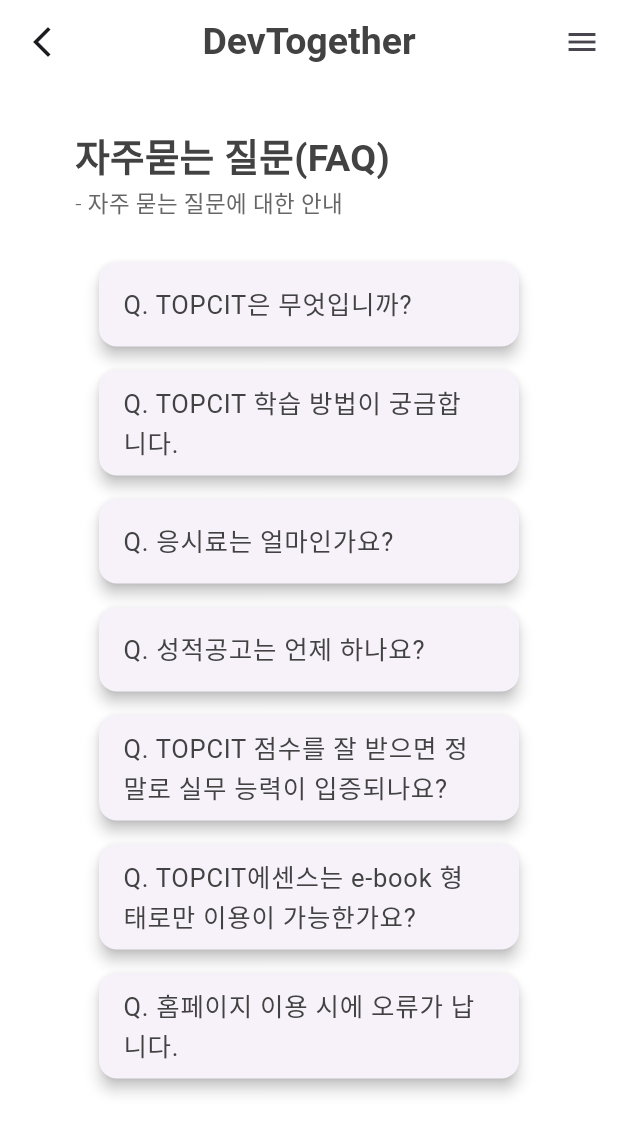
After one commit to YonginUniv-AI-Service-LAB/YIU-AISL-DevTogether-App, a Flutter app: the FaqScreen screen opened directly, on a phone screen of 412 x 824 dp. The commit adds this screen. Shown: the top 1133 px of the screen. Run offline on Flutter 3.47's test engine with Material 3 defaults, Android fonts, the phone set to English and light mode, and no system bars; our stand-ins replace animated_custom_dropdown; Roboto replaces fonts that are missing (Pretendard); statements that could not run were skipped.

Commit message:
feat: 슬라이드 메뉴 및 FAQ 화면 제작

```diff
--- /dev/null
+++ b/lib/data/Faq.dart
@@ -0,0 +1,43 @@
+class Faq {
+  int? id;
+  String header;
+  String body;
+  bool expanded = false;
+
+  Faq(this.header, this.body, {this.expanded = false, this.id});
+}
+
+List<Faq> generateFaq(int numberOfFaq) {
+  return List.generate(numberOfFaq, (index) => Faq(list[index].header, list[index].body, id: index));
+}
+
+List<Faq> list = [
+  Faq(
+    'TOPCIT은 무엇입니까?',
+    'ICT산업 종사자 및 SW개발자가 현장에서의 업무를 성공적으로 수행하는데 요구되는 핵심 역량을 진단하고 평가하는 수행형 테스트입니다.'
+  ),
+  Faq(
+      'TOPCIT 학습 방법이 궁금합니다.',
+      'TOPCIT은 대학교의 컴퓨터공학 관련 교육과정을 토대로 ICT를 전공한 인재들이 갖추어야 할 역량을 검증할 수 있도록 개발되었습니다.\n따라서 ICT관련 전공 내용을 기본으로 TOPCIT을 준비하면 됩니다.\nTOPCIT 공식홈페이지(www.topcit.or.kr)에서는 TOPCIT 에센스(이북), 문제해설 동영상 등을 제공하고 있습니다.'
+  ),
+  Faq(
+    '응시료는 얼마인가요?',
+    'A응시료는 일반인 2만원, MOU체결기관 소속자 1만원(할인은 단체접수에 한함)으로, 기존 자격평가에 비해 낮은 수준으로 책정되었습니다.'
+  ),
+  Faq(
+      '성적공고는 언제 하나요?',
+      '평가일정 안내시 성적공고일을 안내하고, 시행 공지에 별도 안내가 없는 경우 평가일 이후 한달 이내에 TOPCIT홈페이지를 통해 성적공고에 대해 공지하고 있습니다(평가일 이후 한달 이내).\n평가일 이후, TOPCIT홈페이지 [소식과 문의 > 공지 사항] 게시판을 확인해 주시기 바랍니다.'
+  ),
+  Faq(
+    'TOPCIT 점수를 잘 받으면 정말로 실무 능력이 입증되나요?',
+    '평가를 통해 개인의 역량을 측정하는 데에는 진점수를 방해하는 오차가 존재합니다.\n즉, TOPCIT 점수가 개인이 보유한 역량과 필요충분 관계에 있다고 말하기는 어렵습니다.\n그러나 TOPCIT은 아는 것(knowing)보다 할 수 있는(performing) 역량을 평가하는 참평가(authentic assessment)를 지향합니다.\n응시생이 가진 실질적인 역량을 타당하게 측정하고 평가의 객관성을 확보하기 위해 신뢰도와 타당도, 문항 분석 등을 수행하여 실제적인 실무능력을 평가하기 위해 노력하고 있습니다.'
+  ),
+  Faq(
+    'TOPCIT에센스는 e-book 형태로만 이용이 가능한가요?',
+    'TOPCIT에센스에 대한 저작권을 가지고 있는 과학기술정보통신부의 정책 상, 책자 및 e-book 형태(PC 및 모바일 열람 가능)로 무료 배포하고 무단전재 및 재배포를 금하고 있어 PDF 파일 제공을 지원하지 않습니다.\n현재는 e-book 형태로만 이용이 가능합니다.'
+  ),
+  Faq(
+    '홈페이지 이용 시에 오류가 납니다.',
+    '이용하지 마세요;;;;;;;'
+  )
+];
--- a/lib/screens/faq.dart
+++ b/lib/screens/faq.dart
@@ -0,0 +1,46 @@
+import 'package:devtogether/widgets/appbarTitle.dart';
+import 'package:devtogether/widgets/faqExpansionPanel.dart';
+import 'package:devtogether/widgets/groupWidgets/DefaultSectionTitle.dart';
+import 'package:flutter/material.dart';
+import 'package:devtogether/design/colors.dart';
+
+import '../widgets/slideMenu.dart';
+
+class FaqScreen extends StatelessWidget {
+  const FaqScreen({Key? key}) : super(key: key);
+
+  @override
+  Widget build(BuildContext context) {
+    return GestureDetector(
+      onTap: () => FocusManager.instance.primaryFocus?.unfocus(),
+      child: Scaffold(
+        appBar: HeaderTitleAppBar(
+          title: 'DevTogether',
+          appBar: AppBar(
+
+          ),
+          center: true,
+        ),
+        endDrawer: SlideMenu(),
+        body: SafeArea(
+          child: Container(
+            color: Colors.white,
+            padding: const EdgeInsets.fromLTRB(50, 30, 50, 30),
+            margin: const EdgeInsets.only(bottom: 30),
+            child: SingleChildScrollView(
+              child: Column(
+                children: [
+                  DefaultSectionTitleWidget(title: '자주묻는 질문(FAQ)', subtitle: '- 자주 묻는 질문에 대한 안내', titleColor: ColorStyles.textBlackColor, subtitleColor: ColorStyles.textBodyColor),
+                  Container(
+                    margin: EdgeInsets.only(bottom: 10),
+                    child: FaqExpansionPanel(),
+                  )
+                ],
+              ),
+            ),
+          ),
+        ),
+      ),
+    );
+  }
+}
--- /dev/null
+++ b/lib/widgets/faqExpansionPanel.dart
@@ -0,0 +1,141 @@
+import 'package:flutter/material.dart';
+import 'package:devtogether/design/colors.dart';
+import '../data/Faq.dart';
+
+class FaqExpansionPanel extends StatefulWidget implements PreferredSizeWidget {
+  const FaqExpansionPanel({Key? key}) : super(key: key);
+
+  @override
+  _FaqExpansionPanelState createState() => _FaqExpansionPanelState();
+
+  @override
+  Size get preferredSize => throw UnimplementedError();
+}
+
+class _FaqExpansionPanelState extends State<FaqExpansionPanel> {
+  @override
+  Widget build(BuildContext context) {
+    return ListView(
+      physics: NeverScrollableScrollPhysics(), // 스크롤 비활성화
+      shrinkWrap: true, // 내용물만큼만 공간 차지
+      children: list.asMap().entries.map<Widget>((entry) {
+        final index = entry.key;
+        final faq = entry.value;
+        return Card(
+          margin: EdgeInsets.symmetric(vertical: 8.0, horizontal: 16.0),
+          elevation: 4,
+          child: CustomExpansionPanel(
+            animationDuration: Duration(milliseconds: 700),
+            headerBuilder: (BuildContext context, bool isExpanded) {
+              return ListTile(
+                title: Text(
+                  'Q. ${faq.header}',
+                  style: TextStyle(fontSize: 17, color: ColorStyles.textBlackColor),
+                ),
+              );
+            },
+            body: Padding(
+              padding: EdgeInsets.all(16.0),
+              child: Text(
+                'A. ${faq.body}',
+                style: TextStyle(fontSize: 15, color: ColorStyles.textBodyColor),
+              ),
+            ),
+            isExpanded: faq.expanded,
+            onExpansionChanged: (bool expanding) {
+              setState(() {
+                list[index].expanded = expanding;
+              });
+            },
+          ),
+        );
+      }).toList(),
+    );
+  }
+
+  @override
+  Size get preferredSize => throw UnimplementedError();
+}
+
+class CustomExpansionPanel extends StatefulWidget {
+  final Widget Function(BuildContext, bool) headerBuilder;
+  final Widget body;
+  final bool isExpanded;
+  final ValueChanged<bool>? onExpansionChanged;
+  final Duration animationDuration;
+
+  const CustomExpansionPanel({
+    Key? key,
+    required this.headerBuilder,
+    required this.body,
+    required this.isExpanded,
+    this.onExpansionChanged,
+    this.animationDuration = const Duration(milliseconds: 200),
+  }) : super(key: key);
+
+  @override
+  _CustomExpansionPanelState createState() => _CustomExpansionPanelState();
+}
+
+class _CustomExpansionPanelState extends State<CustomExpansionPanel> with SingleTickerProviderStateMixin {
+  late AnimationController _controller;
+  late Animation<double> _heightFactor;
+
+  @override
+  void initState() {
+    super.initState();
+    _controller = AnimationController(
+      vsync: this,
+      duration: widget.animationDuration,
+    );
+    _heightFactor = _controller.drive(CurveTween(curve: Curves.fastOutSlowIn));
+    if (widget.isExpanded) {
+      _controller.value = 1.0;
+    }
+  }
+
+  @override
+  void dispose() {
+    _controller.dispose();
+    super.dispose();
+  }
+
+  void _handleTap(bool expanded) {
+    if (widget.onExpansionChanged != null) {
+      widget.onExpansionChanged!(expanded);
+    }
+    if (expanded) {
+      _controller.forward();
+    } else {
+      _controller.reverse();
+    }
+  }
+
+  @override
+  Widget build(BuildContext context) {
+    return AnimatedBuilder(
+      animation: _controller.view,
+      builder: (context, child) {
+        return Column(
+          mainAxisSize: MainAxisSize.min,
+          children: [
+            InkWell(
+              onTap: () => _handleTap(!widget.isExpanded),
+              child: Container(
+                width: double.infinity,
+                child: widget.headerBuilder(context, widget.isExpanded),
+              ),
+            ),
+            ClipRect(
+              child: Align(
+                heightFactor: _heightFactor.value,
+                child: child,
+              ),
+            ),
+          ],
+        );
+      },
+      child: widget.body,
+    );
+  }
+}
--- a/lib/widgets/slideMenu.dart
+++ b/lib/widgets/slideMenu.dart
@@ -1,3 +1,4 @@
+import 'package:devtogether/screens/login.dart';
 import 'package:flutter/material.dart';
 import 'package:devtogether/design/colors.dart';
 
@@ -25,27 +26,45 @@
           ),
           ListTile(
             leading: Icon(
-              Icons.home,
+              Icons.face,
               color: ColorStyles.textBlackColor,),
-            title: Text('1번 메뉴'),
+            title: Text('학생 찾기'),
             onTap: (){
               print('1번 메뉴 클릭');
             },
           ),
           ListTile(
             leading: Icon(
-              Icons.home,
+              Icons.school,
               color: ColorStyles.textBlackColor,),
-            title: Text('2번 메뉴'),
+            title: Text('선생님 찾기'),
             onTap: (){
               print('2번 메뉴 클릭');
             },
           ),
           ListTile(
             leading: Icon(
-              Icons.home,
+              Icons.people,
               color: ColorStyles.textBlackColor,),
-            title: Text('3번 메뉴'),
+            title: Text('커뮤니티'),
+            onTap: (){
+              print('3번 메뉴 클릭');
+            },
+          ),
+          ListTile(
+            leading: Icon(
+              Icons.campaign,
+              color: ColorStyles.textBlackColor,),
+            title: Text('공지사항'),
+            onTap: (){
+              print('3번 메뉴 클릭');
+            },
+          ),
+          ListTile(
+            leading: Icon(
+              Icons.quiz,
+              color: ColorStyles.textBlackColor,),
+            title: Text('자주묻는질문'),
             onTap: (){
               print('3번 메뉴 클릭');
             },
```
